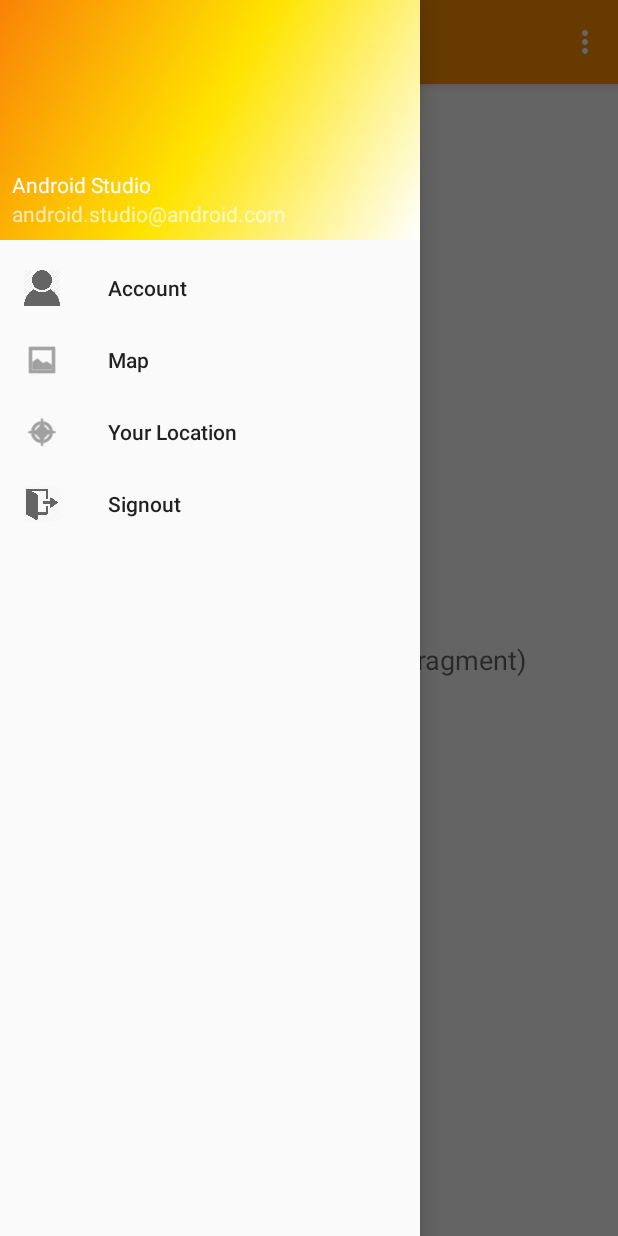
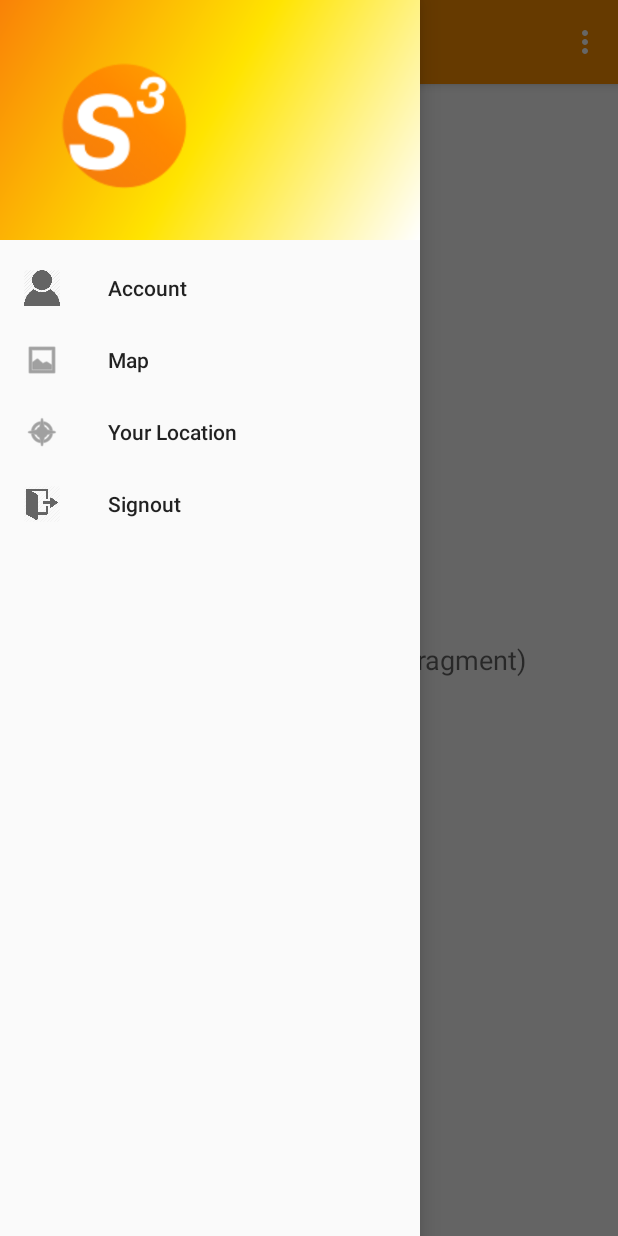
Before and after one commit to angusjlowe/dpnm-2016, an Android app: the MainActivity screen opened directly, with no data from a screen before it, with the side drawer open, on a phone screen of 412 x 824 dp. Run offline under Robolectric (Android 15) with nearby library versions, the phone set to English and light mode, and no system bars.

Commit message:
updated mapdemo

```diff
--- a/mapdemo/app/src/main/res/layout/nav_header_main.xml
+++ b/mapdemo/app/src/main/res/layout/nav_header_main.xml
@@ -9,6 +9,9 @@
     android:theme="@style/ThemeOverlay.AppCompat.Dark" android:orientation="vertical"
     android:gravity="bottom">
 
+    <ImageView android:layout_width="wrap_content" android:layout_height="wrap_content"
+        android:paddingTop="@dimen/nav_header_vertical_spacing"
+        android:src="@drawable/s3circlesmall" android:id="@+id/imageView" />
 
     <TextView android:layout_width="match_parent" android:layout_height="wrap_content"
         android:paddingTop="@dimen/nav_header_vertical_spacing" android:text="Android Studio"
```
Also changed, not shown: mapdemo/app/src/main/res/drawable/s3circlesmall.png (added).
